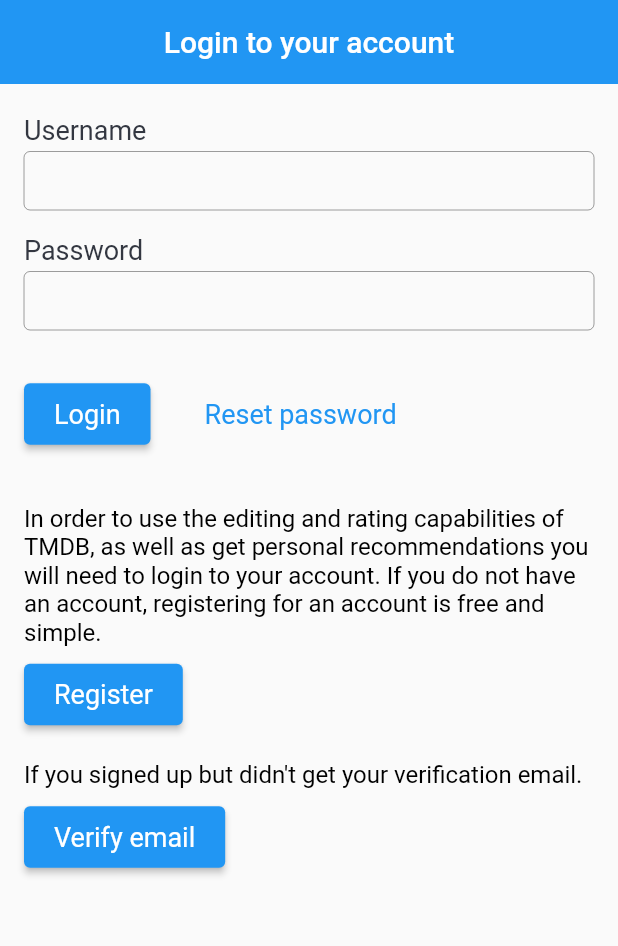
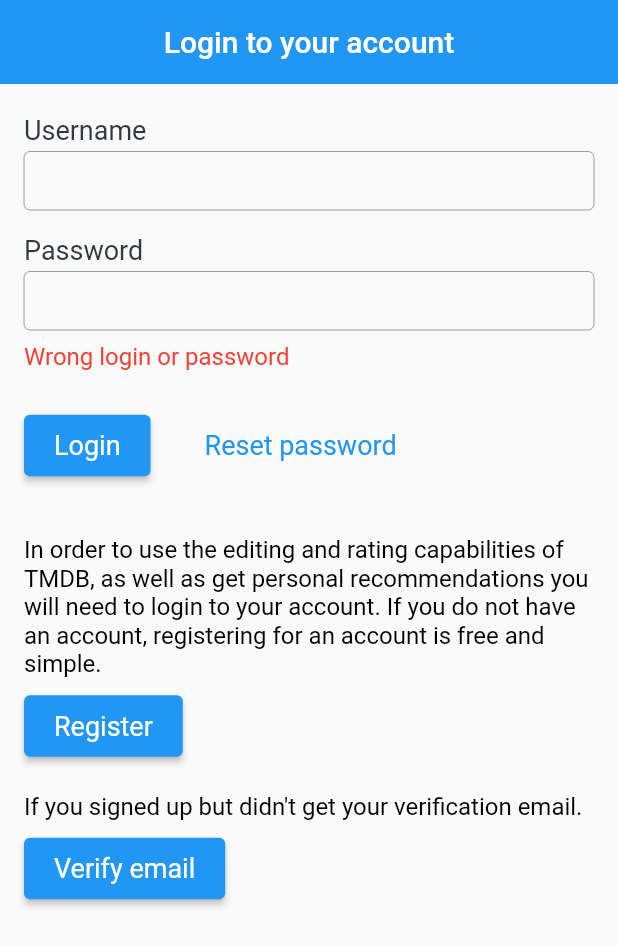
Before and after one commit to ekosh02/PoiskMovie, a Flutter app: the screen it shows after launch, after a tap on "Login", on a phone screen of 412 x 824 dp. Shown: the top 946 px of the screen. Run offline on Flutter 3.47's test engine with Material 2 defaults, Android fonts, the phone set to English and light mode, and no system bars.

Commit message:
auth controller

```diff
--- a/lib/style/text_styles.dart
+++ b/lib/style/text_styles.dart
@@ -52,4 +52,10 @@ abstract class TextStyles {
     fontWeight: FontWeight.w500,
     color: Colors.black,
   );
+
+  static const TextStyle text1RegularRed = TextStyle(
+    fontSize: 16,
+    fontWeight: FontWeight.w400,
+    color: Colors.red,
+  );
 }
--- a/lib/widgets/auth/auth_widget.dart
+++ b/lib/widgets/auth/auth_widget.dart
@@ -36,6 +36,25 @@ class _FormWidget extends StatefulWidget {
 }
 
 class _FormWidgetState extends State<_FormWidget> {
+  final _loginTextController = TextEditingController();
+  final _passwordTextController = TextEditingController();
+
+  String? errorText;
+
+  void _auth() {
+    final login = _loginTextController.text;
+    final password = _passwordTextController.text;
+
+    if (login == 'admin' && password == 'admin') {
+      print('auth');
+      errorText = null;
+    } else {
+      print('Auth error');
+      errorText = 'Wrong login or password';
+    }
+    setState(() {});
+  }
+
   @override
   Widget build(BuildContext context) {
     const textFieldDecaration = InputDecoration(
@@ -43,6 +62,7 @@ class _FormWidgetState extends State<_FormWidget> {
       contentPadding: EdgeInsets.symmetric(horizontal: 13, vertical: 10),
       isCollapsed: true,
     );
+    final errorText = this.errorText;
     return Padding(
       padding: const EdgeInsets.symmetric(vertical: 20),
       child: Column(
@@ -50,16 +70,26 @@ class _FormWidgetState extends State<_FormWidget> {
         children: [
           const Text('Username', style: TextStyles.headline1RegularGray),
           const SizedBox(height: 4),
-          const TextField(decoration: textFieldDecaration),
+          TextField(
+            decoration: textFieldDecaration,
+            controller: _loginTextController,
+          ),
           const SizedBox(height: 16),
           const Text('Password', style: TextStyles.headline1RegularGray),
           const SizedBox(height: 4),
-          const TextField(decoration: textFieldDecaration, obscureText: true),
-          const SizedBox(height: 32),
+          TextField(
+              decoration: textFieldDecaration,
+              controller: _passwordTextController,
+              obscureText: true),
+          if (errorText != null) ...[
+            const SizedBox(height: 8),
+            Text(errorText, style: TextStyles.text1RegularRed),
+          ],
+          const SizedBox(height: 26),
           Row(
             children: [
               ElevatedButton(
-                onPressed: () {},
+                onPressed: _auth,
                 style: ButtonStyles.littleMainButton,
                 child: const Text('Login'),
               ),
```
